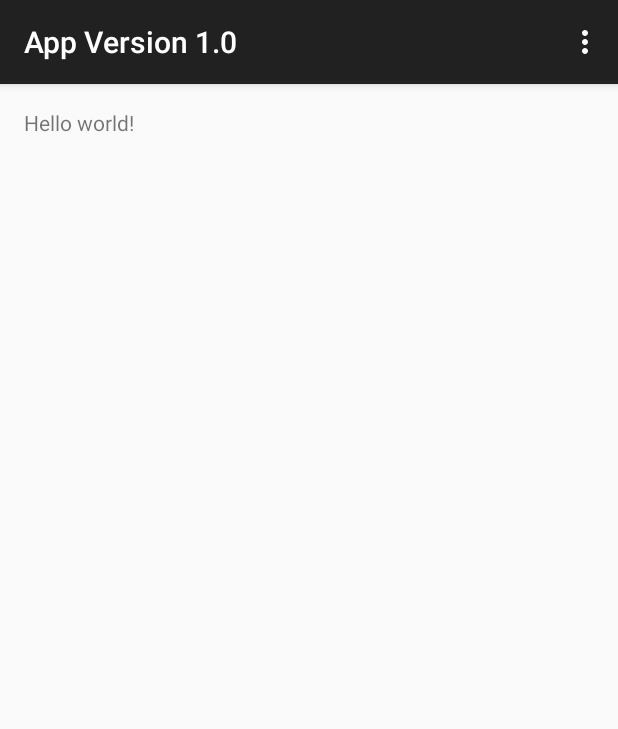
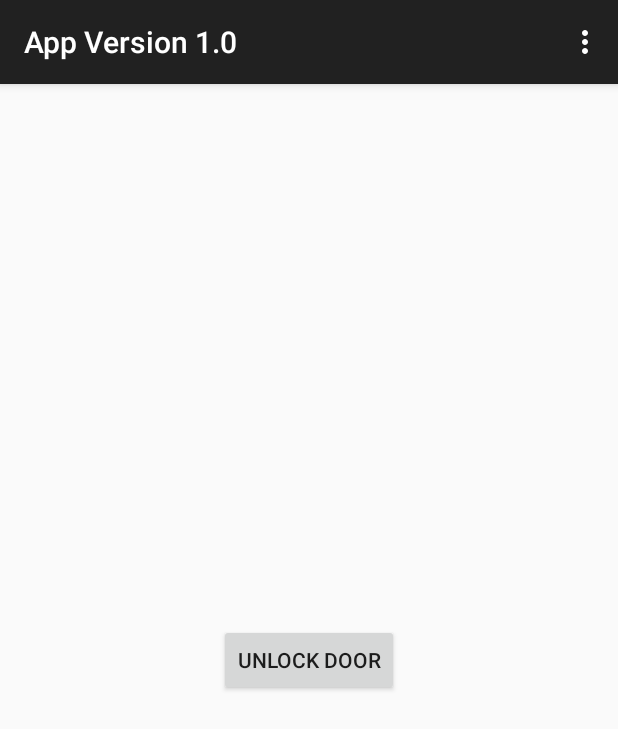
Before and after one commit to Sharkalgud/CS196-E-Key-Android, an Android app: the screen it shows after launch (MainActivity), on a phone screen of 412 x 824 dp. Shown: the top 729 px of the screen. Run offline under Robolectric (Android 15) with nearby library versions, the phone set to English and light mode, and no system bars.

Commit message:
added basic button

```diff
--- a/AppVersion1.0/app/src/main/java/com/ekey/appversion10/MainActivity.java
+++ b/AppVersion1.0/app/src/main/java/com/ekey/appversion10/MainActivity.java
@@ -4,13 +4,31 @@ import android.support.v7.app.AppCompatActivity;
 import android.os.Bundle;
 import android.view.Menu;
 import android.view.MenuItem;
+import android.view.View;
+import android.widget.Button;
 
 public class MainActivity extends AppCompatActivity {
 
+    Button button;
+    boolean lock = true;
     @Override
     protected void onCreate(Bundle savedInstanceState) {
         super.onCreate(savedInstanceState);
         setContentView(R.layout.activity_main);
+        button = (Button)findViewById(R.id.button);
+        button.setOnClickListener( new View.OnClickListener(){
+            @Override
+            public void onClick(View view) {
+
+                if (lock) {
+                    button.setText("Lock door");
+                    lock = false;
+                } else {
+                    button.setText("Unlock door");
+                    lock = true;
+                }
+            }
+        });
     }
 
     @Override
--- a/AppVersion1.0/app/src/main/res/layout/activity_main.xml
+++ b/AppVersion1.0/app/src/main/res/layout/activity_main.xml
@@ -5,7 +5,12 @@
     android:paddingTop="@dimen/activity_vertical_margin"
     android:paddingBottom="@dimen/activity_vertical_margin" tools:context=".MainActivity">
 
-    <TextView android:text="@string/hello_world" android:layout_width="wrap_content"
-        android:layout_height="wrap_content" />
+    <Button
+        android:layout_width="wrap_content"
+        android:layout_height="wrap_content"
+        android:text="Unlock door"
+        android:id="@+id/button"
+        android:layout_centerVertical="true"
+        android:layout_centerHorizontal="true" />
 
 </RelativeLayout>
```
